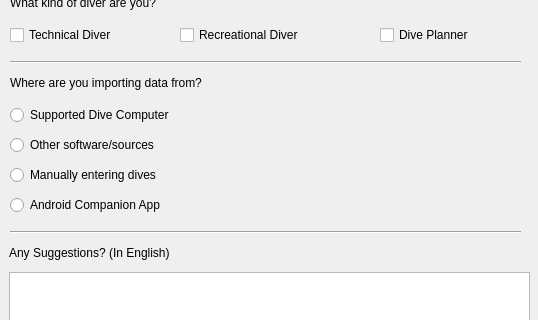
Above: qt-ui/usersurvey.ui from subsurface/subsurface before the change; both pictures show x 0 to 538 and y 128 to 448 of the 538 by 650 pixel window. Below: the same form after it.
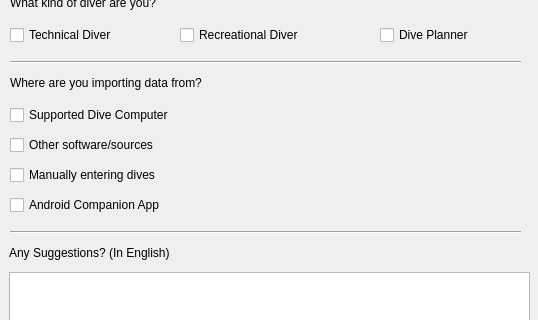
That is the form after the change.

Commit message: User survey: these options aren't mutually exclusive

The edit to the form file:
```diff
--- a/qt-ui/usersurvey.ui
+++ b/qt-ui/usersurvey.ui
@@ -89,7 +89,7 @@
     <string>Dive Planner</string>
    </property>
   </widget>
-  <widget class="QRadioButton" name="download">
+  <widget class="QCheckBox" name="download">
    <property name="geometry">
     <rect>
      <x>10</x>
@@ -102,7 +102,7 @@
     <string>Supported Dive Computer</string>
    </property>
   </widget>
-  <widget class="QRadioButton" name="divecomputer">
+  <widget class="QCheckBox" name="divecomputer">
    <property name="geometry">
     <rect>
      <x>10</x>
@@ -115,7 +115,7 @@
     <string>Other software/sources</string>
    </property>
   </widget>
-  <widget class="QRadioButton" name="manual">
+  <widget class="QCheckBox" name="manual">
    <property name="geometry">
     <rect>
      <x>10</x>
@@ -128,7 +128,7 @@
     <string>Manually entering dives</string>
    </property>
   </widget>
-  <widget class="QRadioButton" name="companion">
+  <widget class="QCheckBox" name="companion">
    <property name="geometry">
     <rect>
      <x>10</x>
```
